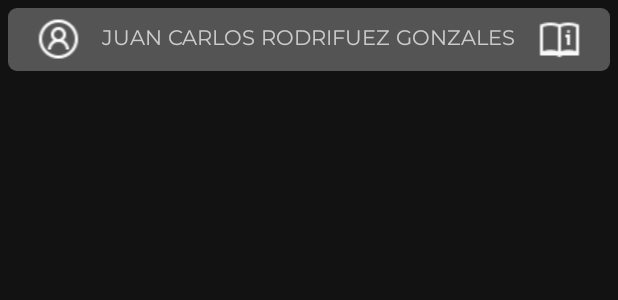
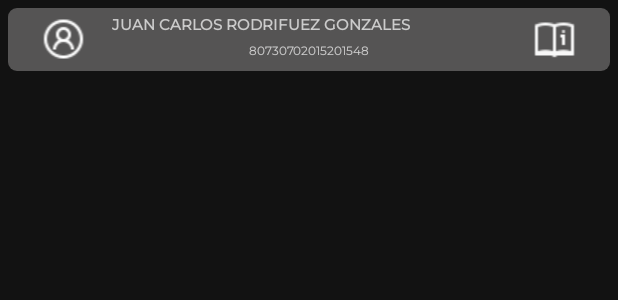
Before and after one commit to javihen/AppCalificacion, an Android app: the layout drawable_item_estudiante.xml on its own in the app's theme, with its tools: preview values and no code run, on a phone screen of 412 x 824 dp. Shown: the top 300 px of the screen. Run offline under Robolectric (Android 15) with nearby library versions, the phone set to English and light mode, and no system bars; Roboto replaces fonts that are not available here.

Commit message:
actuzlizacion de la lista de estudiantes en su adaptador

```diff
--- a/app/src/main/res/layout/drawable_item_estudiante.xml
+++ b/app/src/main/res/layout/drawable_item_estudiante.xml
@@ -14,21 +14,44 @@
         android:layout_width="32dp"
         android:layout_height="32dp"
         android:layout_weight="1"
-        app:srcCompat="@drawable/icon_usuario_est" />
+        app:srcCompat="@drawable/icon_usuario_est"
+        android:layout_gravity="left"/>
 
-    <TextView
-        android:id="@+id/textView2"
-        android:layout_width="250dp"
-        android:maxLines="2"
-        android:layout_height="wrap_content"
+    <LinearLayout
+        android:layout_width="230dp"
+        android:layout_height="match_parent"
         android:layout_weight="1"
-        android:text="JUAN CARLOS RODRIFUEZ GONZALES"
-        android:fontFamily="@font/montserrat"/>
+        android:orientation="vertical"
+        >
+
+        <TextView
+            android:id="@+id/tv_nom_estudiante"
+            android:layout_width="match_parent"
+            android:layout_height="wrap_content"
+            android:layout_weight="1"
+            android:fontFamily="@font/montserrat"
+            android:maxLines="2"
+            android:text="JUAN CARLOS RODRIFUEZ GONZALES"
+            android:textSize="10dp"
+            android:textStyle="bold" />
+
+        <TextView
+            android:id="@+id/tv_rude"
+            android:layout_width="match_parent"
+            android:layout_height="wrap_content"
+            android:layout_weight="1"
+            android:text="80730702015201548"
+            android:fontFamily="@font/montserrat"
+            android:textSize="8dp"
+            android:gravity="center"/>
+    </LinearLayout>
 
     <ImageView
         android:id="@+id/imageView4"
         android:layout_width="32dp"
         android:layout_height="32dp"
         android:layout_weight="1"
-        app:srcCompat="@drawable/icon_libro_est" />
+        app:srcCompat="@drawable/icon_libro_est"
+        android:gravity="right"/>
+
 </LinearLayout>
```
Also changed, not shown: app/src/main/java/com/example/appcalificacion/adaptador_list_estudiante.java (added, +51 -0 lines).
